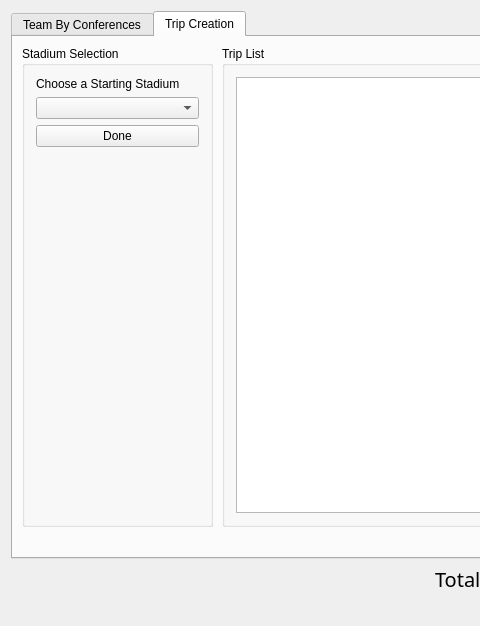
This is mainwindow.ui in OneEcho/NFL-Football-Project as Qt 5 draws it before an edit; both pictures show x 0 to 480 and y 0 to 626 of the 1120 by 626 pixel window. The edited form follows.
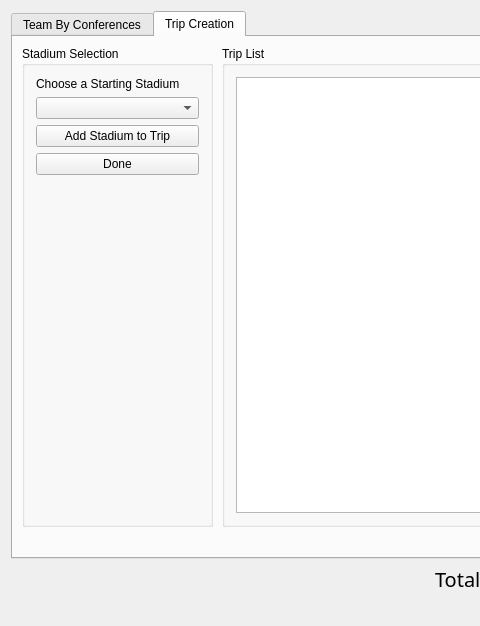
This is the edited form.

Commit message: added tableView functionality

Patch:
```diff
--- a/mainwindow.ui
+++ b/mainwindow.ui
@@ -225,7 +225,7 @@
          <string>Stadium Selection</string>
         </property>
         <layout class="QGridLayout" name="gridLayout_3">
-         <item row="2" column="0">
+         <item row="3" column="0">
           <widget class="QPushButton" name="pushButton">
            <property name="text">
             <string>Done</string>
@@ -239,7 +239,7 @@
            </property>
           </widget>
          </item>
-         <item row="3" column="0">
+         <item row="4" column="0">
           <spacer name="verticalSpacer">
            <property name="orientation">
             <enum>Qt::Vertical</enum>
@@ -255,6 +255,13 @@
          <item row="1" column="0">
           <widget class="QComboBox" name="tripCreationComboBox"/>
          </item>
+         <item row="2" column="0">
+          <widget class="QPushButton" name="addToTripButton">
+           <property name="text">
+            <string>Add Stadium to Trip</string>
+           </property>
+          </widget>
+         </item>
         </layout>
        </widget>
        <widget class="QGroupBox" name="groupBox_3">
```
Left out of the diff: 2 changed lines with no effect on the pictures. The commit also changes 2 other files.
